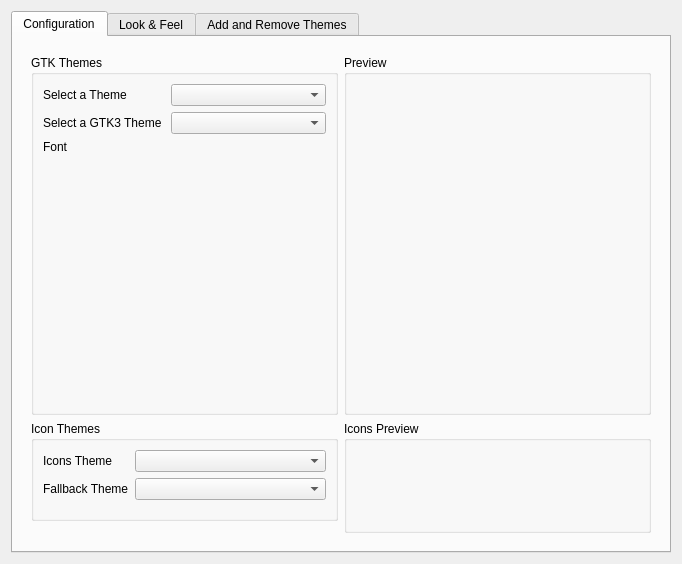
The window that src/ui/gui.ui (KDE/kde-gtk-config) describes before a commit, drawn with Qt 5.
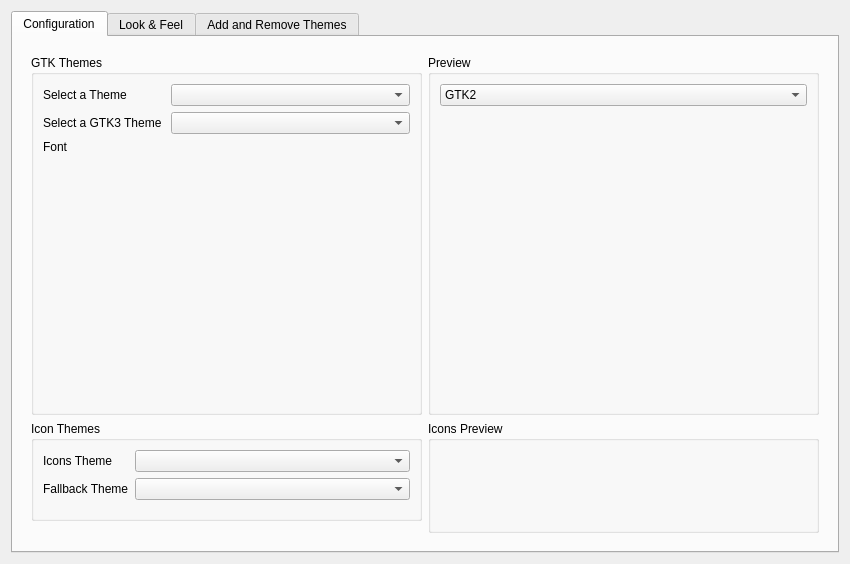
The same window after the commit. Icons and pictures are not drawn. Custom widgets are drawn as their Qt base class.

Commit message: Make space for the GTK3 preview.

The edit to the form file:
```diff
--- a/src/ui/gui.ui
+++ b/src/ui/gui.ui
@@ -6,7 +6,7 @@
    <rect>
     <x>0</x>
     <y>0</y>
-    <width>682</width>
+    <width>850</width>
     <height>564</height>
    </rect>
   </property>
@@ -304,7 +304,18 @@
             </property>
             <layout class="QVBoxLayout" name="verticalLayout_5">
              <item>
-              <widget class="QWidget" name="widget" native="true"/>
+              <widget class="QComboBox" name="previewVersion">
+               <item>
+                <property name="text">
+                 <string>GTK2</string>
+                </property>
+               </item>
+               <item>
+                <property name="text">
+                 <string>GTK3</string>
+                </property>
+               </item>
+              </widget>
              </item>
              <item>
               <widget class="QX11EmbedContainer" name="preview" native="true">
```
Left out of the diff: 2 changed lines with no effect on the pictures. The commit also changes 4 other files.
